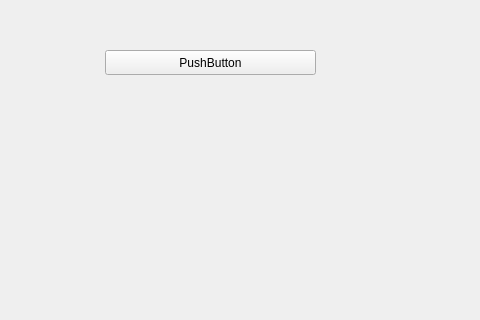
Abul2000a/Client, file mainwindow.ui: the form before one commit; both pictures show x 105 to 585 and y 0 to 320 of the 800 by 600 pixel window.
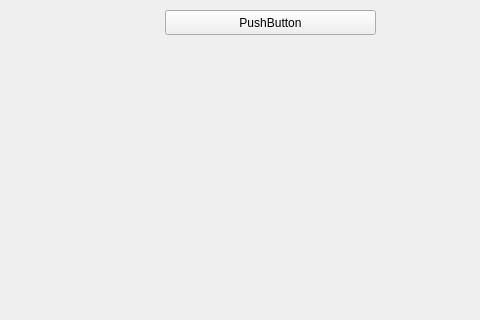
The form after the commit.

```diff
--- a/mainwindow.ui
+++ b/mainwindow.ui
@@ -17,8 +17,8 @@
    <widget class="QPushButton" name="pushButton">
     <property name="geometry">
      <rect>
-      <x>210</x>
-      <y>50</y>
+      <x>270</x>
+      <y>10</y>
       <width>211</width>
       <height>25</height>
      </rect>
```
Left out of the diff: 13 changed lines with no effect on the pictures.
